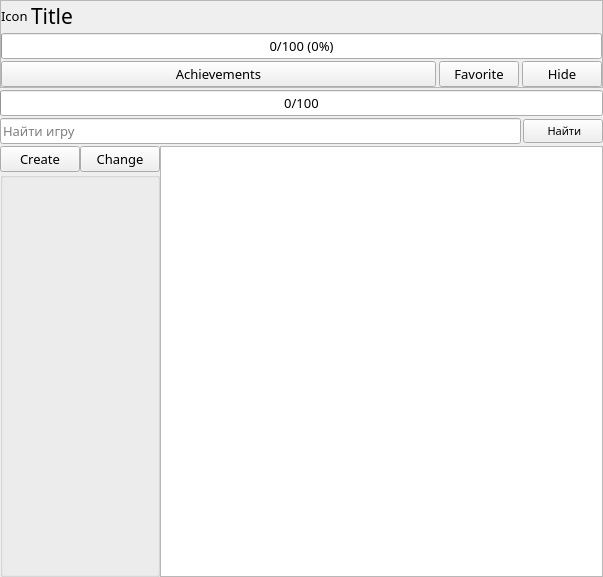
Qt form AraSteamManager/subform/formgames.ui (Arankir/AraSteamManager) before a commit.
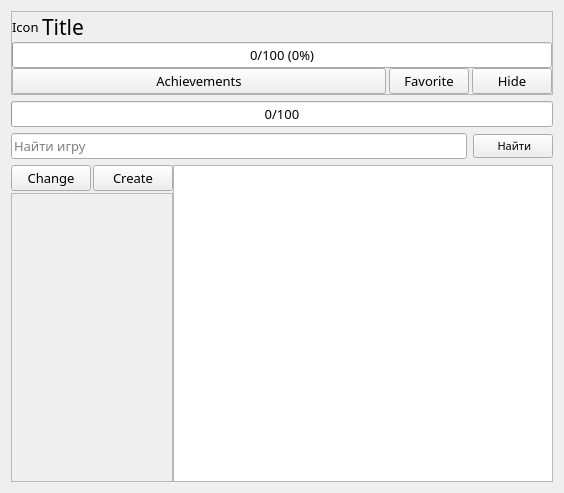
The same form after that commit.

Patch:
```diff
--- a/AraSteamManager/subform/formgames.ui
+++ b/AraSteamManager/subform/formgames.ui
@@ -6,8 +6,8 @@
    <rect>
     <x>0</x>
     <y>0</y>
-    <width>603</width>
-    <height>577</height>
+    <width>564</width>
+    <height>493</height>
    </rect>
   </property>
   <property name="font">
@@ -19,45 +19,18 @@
   <property name="windowTitle">
    <string>SteamAchievementsStatistic</string>
   </property>
-  <layout class="QVBoxLayout" name="verticalLayout_3">
-   <property name="spacing">
-    <number>2</number>
-   </property>
-   <property name="leftMargin">
-    <number>0</number>
-   </property>
-   <property name="topMargin">
-    <number>0</number>
-   </property>
-   <property name="rightMargin">
-    <number>0</number>
-   </property>
-   <property name="bottomMargin">
-    <number>0</number>
-   </property>
-   <item>
-    <widget class="QScrollArea" name="ScrollAreaGame">
-     <property name="sizePolicy">
-      <sizepolicy hsizetype="Expanding" vsizetype="Minimum">
-       <horstretch>0</horstretch>
-       <verstretch>0</verstretch>
-      </sizepolicy>
-     </property>
-     <property name="widgetResizable">
-      <bool>true</bool>
-     </property>
-     <widget class="QWidget" name="scrollAreaWidgetContents">
-      <property name="geometry">
-       <rect>
-        <x>0</x>
-        <y>0</y>
-        <width>601</width>
-        <height>113</height>
-       </rect>
-      </property>
       <layout class="QVBoxLayout" name="verticalLayout_2">
+   <item>
+    <widget class="QFrame" name="FrameGame">
+     <property name="frameShape">
+      <enum>QFrame::StyledPanel</enum>
+     </property>
+     <property name="frameShadow">
+      <enum>QFrame::Raised</enum>
+     </property>
+     <layout class="QVBoxLayout" name="verticalLayout_3">
        <property name="spacing">
-        <number>2</number>
+       <number>0</number>
        </property>
        <property name="leftMargin">
         <number>0</number>
@@ -152,7 +125,6 @@
        </item>
       </layout>
      </widget>
-    </widget>
    </item>
    <item>
     <widget class="QProgressBar" name="ProgressBarLoading">
@@ -203,22 +175,25 @@
       <number>0</number>
      </property>
      <item>
+      <widget class="QFrame" name="FrameGroup">
       <layout class="QVBoxLayout" name="verticalLayout">
        <property name="spacing">
+         <number>2</number>
+        </property>
+        <property name="leftMargin">
+         <number>0</number>
+        </property>
+        <property name="topMargin">
+         <number>0</number>
+        </property>
+        <property name="rightMargin">
+         <number>0</number>
+        </property>
+        <property name="bottomMargin">
         <number>0</number>
        </property>
        <item>
         <layout class="QHBoxLayout" name="horizontalLayout_4">
-         <property name="spacing">
-          <number>0</number>
-         </property>
-         <item>
-          <widget class="QPushButton" name="ButtonCreateGroup">
-           <property name="text">
-            <string>Create</string>
-           </property>
-          </widget>
-         </item>
          <item>
           <widget class="QPushButton" name="ButtonChangeGroup">
            <property name="text">
@@ -226,27 +201,40 @@
            </property>
           </widget>
          </item>
+          <item>
+           <widget class="QPushButton" name="ButtonCreateGroup">
+            <property name="text">
+             <string>Create</string>
+            </property>
+           </widget>
+          </item>
         </layout>
        </item>
        <item>
-        <widget class="QGroupBox" name="GroupBoxGroup">
+         <widget class="QScrollArea" name="ScrollAreaGroup">
          <property name="sizePolicy">
           <sizepolicy hsizetype="Minimum" vsizetype="Expanding">
            <horstretch>0</horstretch>
            <verstretch>0</verstretch>
           </sizepolicy>
          </property>
-         <property name="font">
-          <font>
-           <pointsize>10</pointsize>
-          </font>
-         </property>
-         <property name="alignment">
-          <set>Qt::AlignLeading|Qt::AlignLeft|Qt::AlignTop</set>
-         </property>
+          <property name="widgetResizable">
+           <bool>true</bool>
+          </property>
+          <widget class="QWidget" name="scrollAreaWidgetContents_2">
+           <property name="geometry">
+            <rect>
+             <x>0</x>
+             <y>0</y>
+             <width>166</width>
+             <height>286</height>
+            </rect>
+           </property>
+          </widget>
         </widget>
        </item>
       </layout>
+      </widget>
      </item>
      <item>
       <widget class="QTableWidget" name="TableWidgetGames">
```
Left out of the diff: 3 changed lines with no effect on the pictures. Lines whose indentation alone changed are shown as unchanged.
